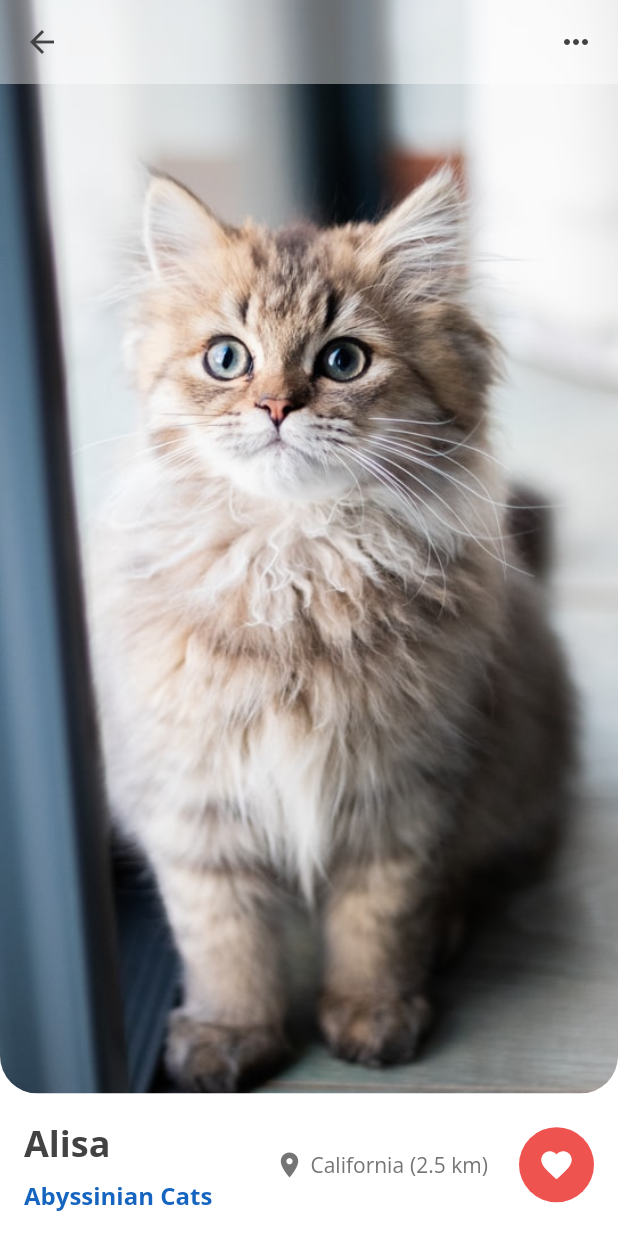
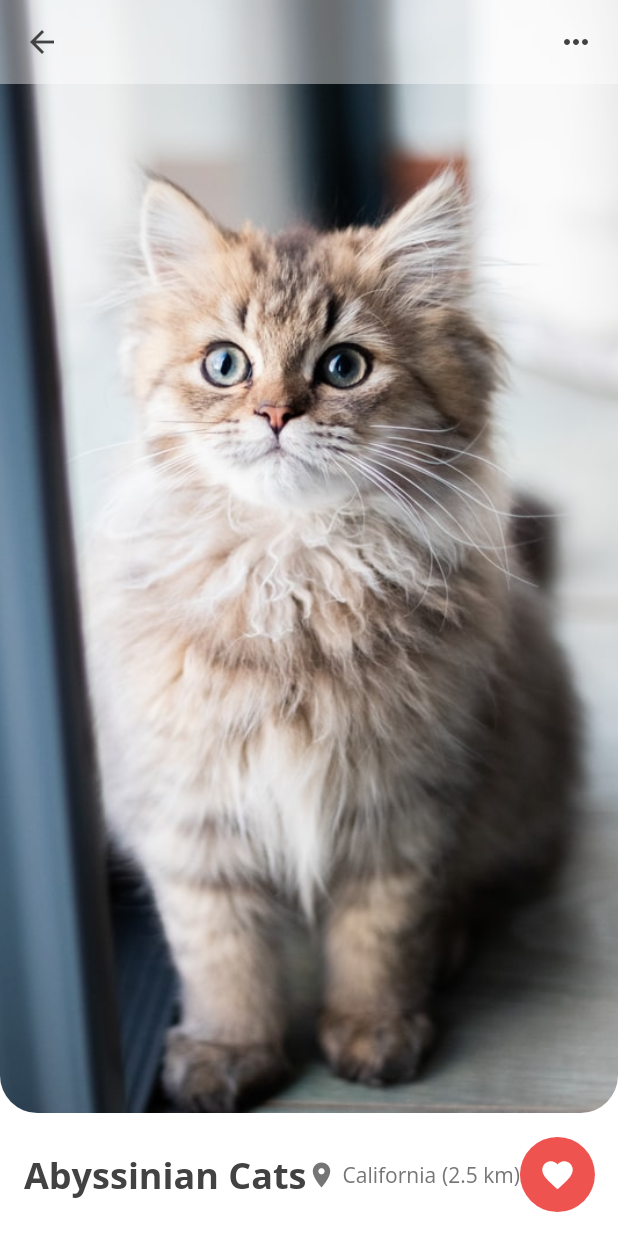
Before and after one commit to FoxyGirl/cats_book, a Flutter app: the MarketPlace screen opened directly, after a tap on "Adoption", on a phone screen of 412 x 824 dp. Run offline on Flutter 3.47's test engine with Material 2 defaults, Android fonts, the phone set to English and light mode, and no system bars; our stand-ins replace bloc, copy_with_extension, equatable, firebase_auth, firebase_core, flutter_bloc and 4 more; accounts and stored records are empty; generated files the repository leaves out were written again.

Commit message:
Exclude name from screen and widget

```diff
--- a/lib/screens/cat_detail.dart
+++ b/lib/screens/cat_detail.dart
@@ -35,14 +35,7 @@ class CatDetailScreen extends StatelessWidget {
               ),
             ),
           ],
-          // title: const Text('MarketPlace'),
         ),
-        // body: Container(
-        //   child: Center(
-        //     // child: Text("PetDetailWidget"),
-        //     child: CatWidget(cat: cat, index: null),
-        //   ),
-        // ),
         body: Column(
           crossAxisAlignment: CrossAxisAlignment.stretch,
           children: [
@@ -81,26 +74,11 @@ class CatDetailScreen extends StatelessWidget {
                             crossAxisAlignment: CrossAxisAlignment.start,
                             children: [
                               Text(
-                                cat.name,
+                                cat.breed,
                                 style: TextStyle(
                                   color: Colors.grey[800],
                                   fontWeight: FontWeight.bold,
                                   fontSize: 24,
-                                ),
-                              ),
-                              // Divider(
-                              //   color: Colors.blue,
-                              //   thickness: 2,
-                              // ),
-                              SizedBox(
-                                height: 8,
-                              ),
-                              Text(
-                                cat.breed,
-                                style: TextStyle(
-                                  color: Colors.blue[800],
-                                  fontWeight: FontWeight.bold,
-                                  fontSize: 16,
                                 ),
                               ),
                             ],
--- a/lib/widgets/cat.dart
+++ b/lib/widgets/cat.dart
@@ -109,18 +109,6 @@ class CatWidget extends StatelessWidget {
                 crossAxisAlignment: CrossAxisAlignment.start,
                 children: [
                   Text(
-                    cat.name,
-                    style: TextStyle(
-                      color: Colors.grey[800],
-                      fontSize: 16,
-                      fontWeight: FontWeight.bold,
-                    ),
-                  ),
-                  Divider(
-                    color: Colors.blue,
-                    thickness: 2,
-                  ),
-                  Text(
                     cat.breed,
                     style: TextStyle(
                       color: Colors.grey[800],
```
